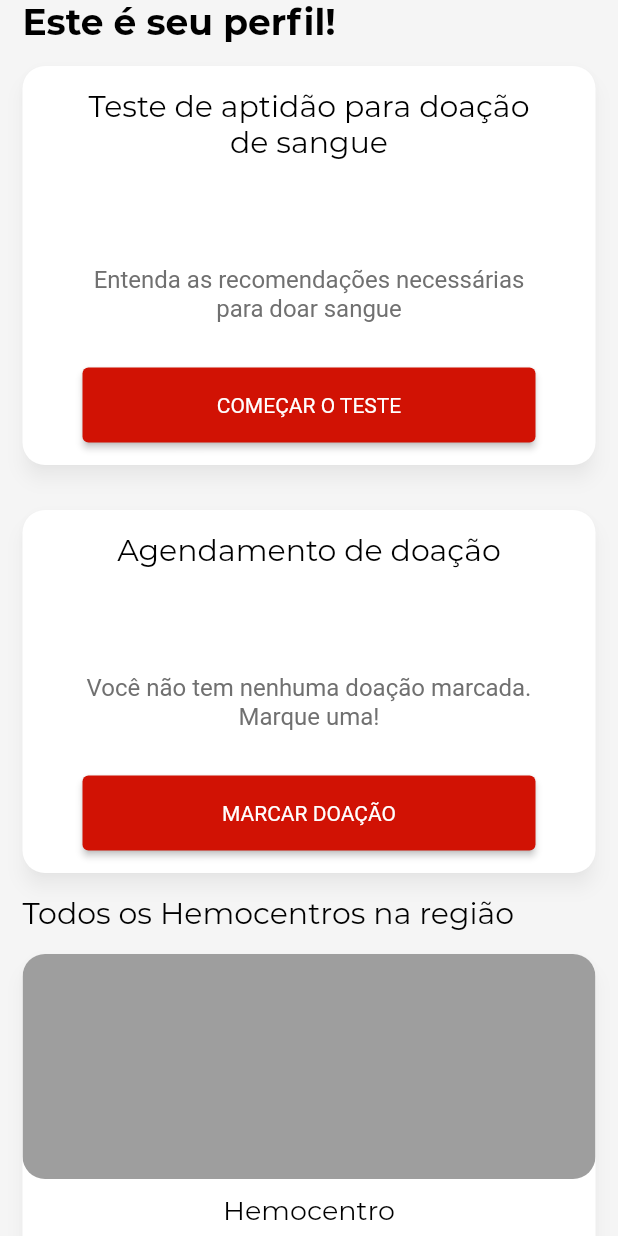
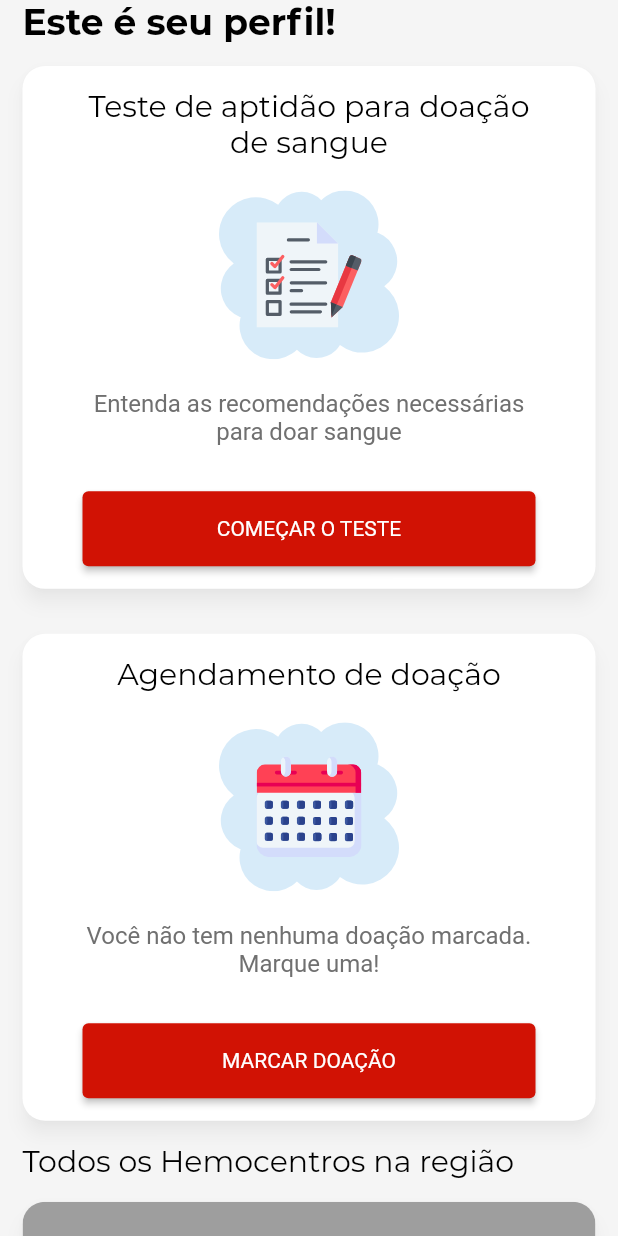
Before and after one commit to doe-mais-tcc/frontend-flutter, a Flutter app: the Profile widget shown alone on an empty page, opened directly, on a phone screen of 412 x 824 dp. Run offline on Flutter 3.47's test engine with Material 2 defaults, Android fonts, the phone set to English and light mode, and no system bars; our stand-ins replace flutter_svg.

Commit message:
Icones da tela de perfil

```diff
--- a/lib/components/confirmation_card.dart
+++ b/lib/components/confirmation_card.dart
@@ -1,16 +1,19 @@
 import 'package:doe_mais/components/custom_elevated_button.dart';
 import 'package:flutter/material.dart';
+import 'package:flutter_svg/flutter_svg.dart';
 
 class ConfirmationCard extends StatelessWidget {
   final String title;
   final String description;
   final String confirmMessage;
   final Function onConfirm;
+  final Widget icon;
   ConfirmationCard({
     @required this.title,
     @required this.description,
     @required this.confirmMessage,
     @required this.onConfirm,
+    @required this.icon,
   });
 
   @override
@@ -27,7 +30,17 @@ class ConfirmationCard extends StatelessWidget {
               style: Theme.of(context).textTheme.headline2,
               textAlign: TextAlign.center,
             ),
-            SizedBox(height: 70),
+            Padding(
+              padding: const EdgeInsets.symmetric(vertical: 20),
+              child: Stack(
+                alignment: Alignment.center,
+                children: [
+                  SvgPicture.asset('assets/images/icon_background.svg',
+                      width: 120),
+                  SizedBox(child: icon, width: 70),
+                ],
+              ),
+            ),
             Text(
               description,
               style: Theme.of(context).textTheme.bodyText2,
--- a/lib/screens/pages/profile.dart
+++ b/lib/screens/pages/profile.dart
@@ -2,6 +2,7 @@ import 'package:doe_mais/components/confirmation_card.dart';
 import 'package:doe_mais/components/hospital_card.dart';
 import 'package:doe_mais/models/hospital.dart';
 import 'package:flutter/material.dart';
+import 'package:flutter_svg/svg.dart';
 
 class Profile extends StatelessWidget {
   final Hospital hospital = Hospital(
@@ -18,12 +19,14 @@ class Profile extends StatelessWidget {
           title: 'Teste de aptidão para doação de sangue',
           description: 'Entenda as recomendações necessárias para doar sangue',
           confirmMessage: 'Começar o teste',
+          icon: SvgPicture.asset('assets/images/icon_test.svg'),
           onConfirm: () {},
         ),
         ConfirmationCard(
           title: 'Agendamento de doação',
           description: 'Você não tem nenhuma doação marcada. Marque uma!',
           confirmMessage: 'Marcar doação',
+          icon: SvgPicture.asset('assets/images/icon_calendar.svg'),
           onConfirm: () {},
         ),
         Text(
```
Also changed, not shown: assets/images/icon_background.svg (added), assets/images/icon_calendar.svg (added), assets/images/icon_test.svg (added).
